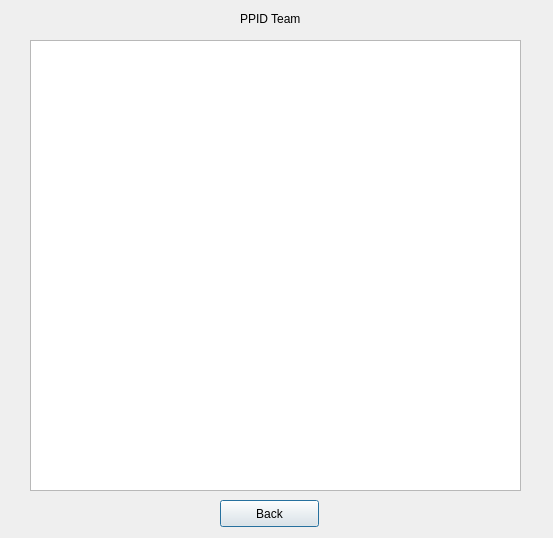
forshakuras/3004, file d2/ppidwindow.ui: the form before one commit.
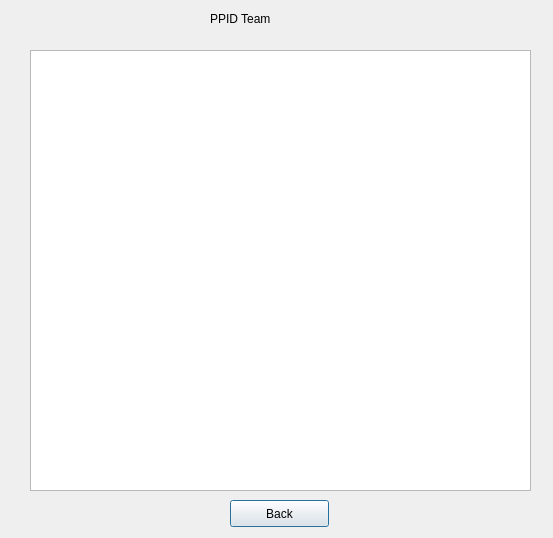
The form after the commit.

What changed in the file:
```diff
--- a/d2/ppidwindow.ui
+++ b/d2/ppidwindow.ui
@@ -13,20 +13,10 @@
   <property name="windowTitle">
    <string>Dialog</string>
   </property>
-  <widget class="QTableView" name="PPIDresult">
-   <property name="geometry">
-    <rect>
-     <x>30</x>
-     <y>40</y>
-     <width>491</width>
-     <height>451</height>
-    </rect>
-   </property>
-  </widget>
   <widget class="QPushButton" name="back">
    <property name="geometry">
     <rect>
-     <x>220</x>
+     <x>230</x>
      <y>500</y>
      <width>99</width>
      <height>27</height>
@@ -39,7 +29,7 @@
   <widget class="QLabel" name="label">
    <property name="geometry">
     <rect>
-     <x>240</x>
+     <x>210</x>
      <y>10</y>
      <width>91</width>
      <height>17</height>
@@ -49,6 +39,16 @@
     <string>PPID Team</string>
    </property>
   </widget>
+  <widget class="QTableWidget" name="tableWidget">
+   <property name="geometry">
+    <rect>
+     <x>30</x>
+     <y>50</y>
+     <width>501</width>
+     <height>441</height>
+    </rect>
+   </property>
+  </widget>
  </widget>
  <resources/>
  <connections/>
```
